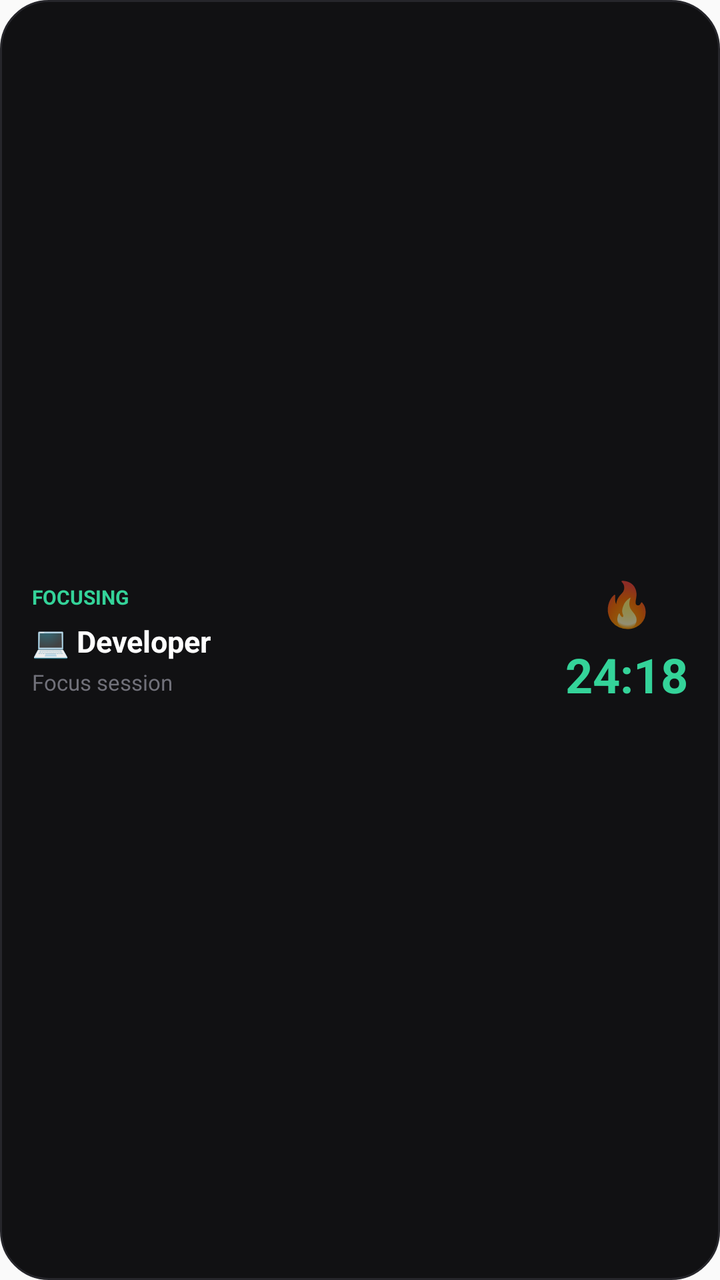
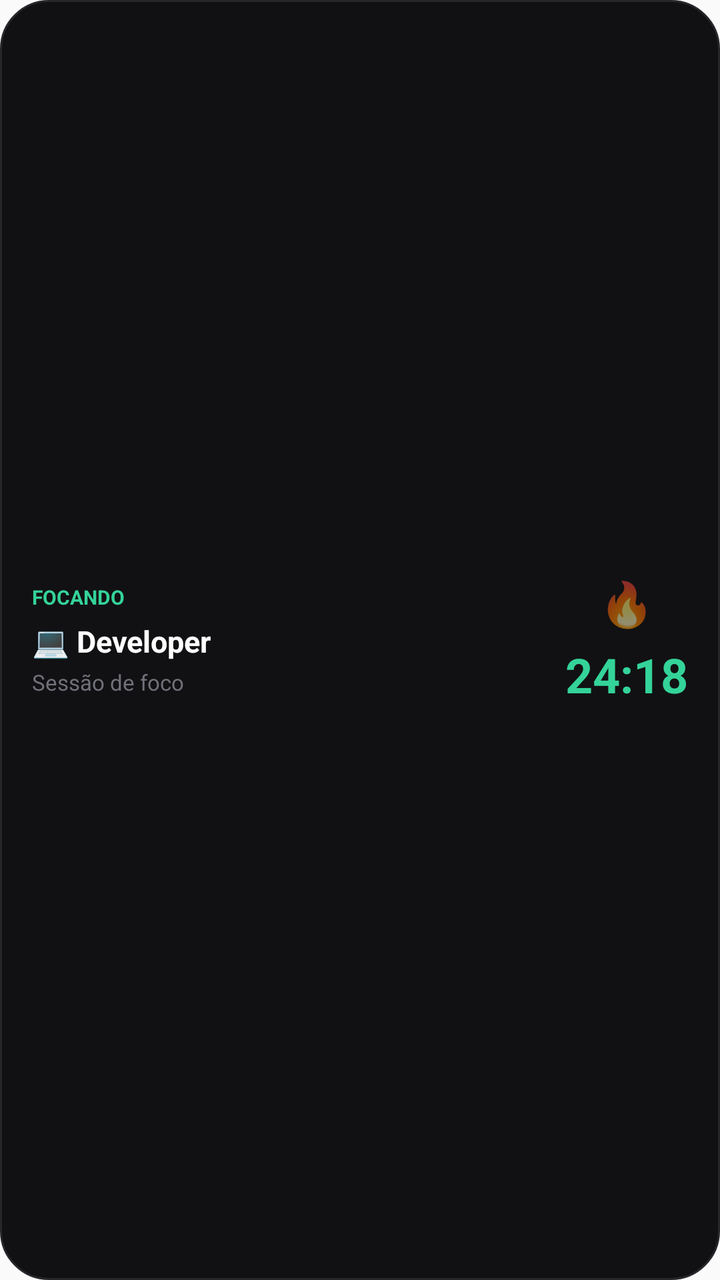

Compare the two renders of this Android layout. The source of the first and the diff that turns it into the second are given below.
<!-- AndroidManifest.xml: application theme AppTheme -->
<!-- res/layout/widget_medium_timer_preview.xml -->
<?xml version="1.0" encoding="utf-8"?>
<LinearLayout
    xmlns:android="http://schemas.android.com/apk/res/android"
    android:layout_width="match_parent"
    android:layout_height="match_parent"
    android:orientation="horizontal"
    android:gravity="center_vertical"
    android:padding="16dp"
    android:background="@drawable/widget_focus_background">

    <LinearLayout
        android:layout_width="0dp"
        android:layout_height="match_parent"
        android:layout_weight="1"
        android:orientation="vertical"
        android:gravity="center_vertical">

        <TextView
            android:layout_width="wrap_content"
            android:layout_height="wrap_content"
            android:text="FOCUSING"
            android:textColor="#34D399"
            android:textSize="10sp"
            android:textStyle="bold" />

        <TextView
            android:layout_width="wrap_content"
            android:layout_height="wrap_content"
            android:layout_marginTop="5dp"
            android:text="💻 Developer"
            android:textColor="#FFFFFF"
            android:textSize="15sp"
            android:textStyle="bold" />

        <TextView
            android:layout_width="wrap_content"
            android:layout_height="wrap_content"
            android:layout_marginTop="3dp"
            android:text="Focus session"
            android:textColor="#71717A"
            android:textSize="11sp" />

    </LinearLayout>

    <LinearLayout
        android:layout_width="wrap_content"
        android:layout_height="match_parent"
        android:orientation="vertical"
        android:gravity="center">

        <TextView
            android:layout_width="wrap_content"
            android:layout_height="wrap_content"
            android:text="🔥"
            android:textSize="22sp" />

        <TextView
            android:layout_width="wrap_content"
            android:layout_height="wrap_content"
            android:layout_marginTop="5dp"
            android:text="24:18"
            android:textColor="#34D399"
            android:textSize="24sp"
            android:textStyle="bold" />

    </LinearLayout>

</LinearLayout>
<!-- resources referenced by this layout -->
<resources>
  <!-- drawable widget_focus_background (drawable) -->
  <?xml version="1.0" encoding="utf-8"?>
  <shape
      xmlns:android="http://schemas.android.com/apk/res/android"
      android:shape="rectangle">
  
      <solid android:color="#111113" />
  
      <corners
          android:radius="24dp" />
  
      <stroke
          android:width="1dp"
          android:color="#26262B" />
  
  </shape>
  <style name="AppTheme" parent="Theme.AppCompat.Light.DarkActionBar">
          
          <item name="colorPrimary">@color/colorPrimary</item>
          <item name="colorPrimaryDark">@color/colorPrimaryDark</item>
          <item name="colorAccent">@color/colorAccent</item>
      </style>
</resources>

<!-- the commit's change to res/layout/widget_medium_timer_preview.xml (unified diff, before → after) -->
@@ -18,7 +18,7 @@
         <TextView
             android:layout_width="wrap_content"
             android:layout_height="wrap_content"
-            android:text="FOCUSING"
+            android:text="FOCANDO"
             android:textColor="#34D399"
             android:textSize="10sp"
             android:textStyle="bold" />
@@ -36,7 +36,7 @@
             android:layout_width="wrap_content"
             android:layout_height="wrap_content"
             android:layout_marginTop="3dp"
-            android:text="Focus session"
+            android:text="Sessão de foco"
             android:textColor="#71717A"
             android:textSize="11sp" />
 
